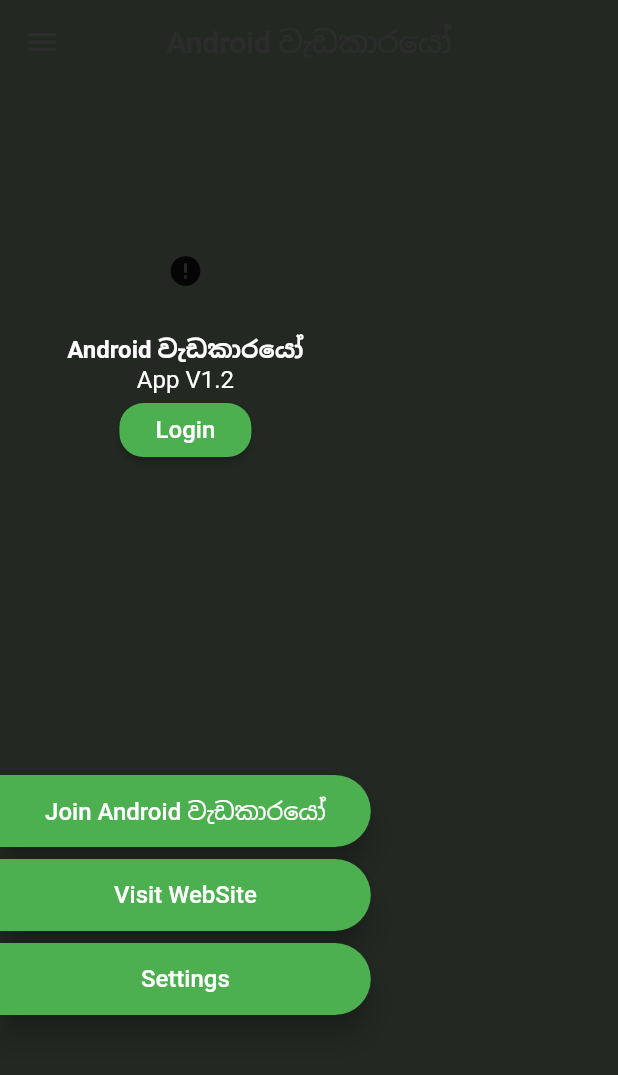
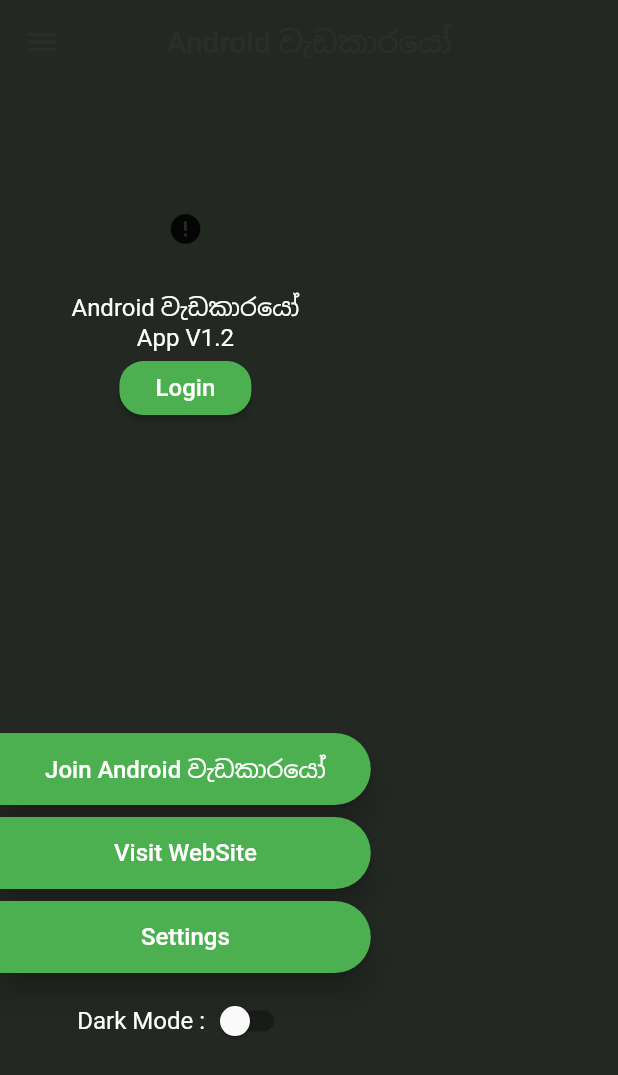
Before and after one commit to SrilalS/Android-Wedakarayo-App, a Flutter app: the screen it shows after launch, with the side drawer open, on a phone screen of 412 x 824 dp. Shown: the top 1075 px of the screen. Run offline on Flutter 3.47's test engine with Material 2 defaults, Android fonts, the phone set to English and light mode, and no system bars; drawn by our look-alikes of cached_network_image, pull_to_refresh; our stand-ins replace cloud_firestore, firebase_auth, flutter_html, get, google_sign_in, share and 1 more; accounts and stored records are empty; network calls fail.

Commit message:
UI CHANGES

```diff
--- a/lib/Pages/Article.dart
+++ b/lib/Pages/Article.dart
@@ -39,7 +39,7 @@ class _ArticleState extends State<Article> {
   @override
   Widget build(BuildContext context) {
     SystemChrome.setSystemUIOverlayStyle(SystemUiOverlayStyle(
-      statusBarColor: Colors.green,
+      statusBarColor: Theme.of(context).primaryColor,
     ));
     double h = MediaQuery.of(context).size.height;
     double w = MediaQuery.of(context).size.width;
@@ -75,7 +75,7 @@ class _ArticleState extends State<Article> {
                       children: <Widget>[
                         Text(
                           'Android  වැඩකාරයෝ',
-                          style: whiteboldtxt(24),
+                          style: TextStyle(fontSize: 24,fontWeight: FontWeight.bold, color: Colors.white),
                         ),
                       ],
                     ),
--- a/lib/Pages/Home.dart
+++ b/lib/Pages/Home.dart
@@ -13,12 +13,25 @@ import 'package:flutter/material.dart';
 import 'package:http/http.dart' as http;
 import 'package:pull_to_refresh/pull_to_refresh.dart';
 
+import 'package:get/get.dart';
+import 'package:shared_preferences/shared_preferences.dart';
+
+  void themeEngine(){
+    Get.changeTheme(ThemeData(
+      primaryColor: Colors.green,
+    ));
+  }
+
 class Home extends StatefulWidget {
+
   @override
   _HomeState createState() => _HomeState();
+
+
 }
 
 class _HomeState extends State<Home> {
+
   RefreshController refreshController =
       RefreshController(initialRefresh: false);
 
@@ -37,6 +50,8 @@ class _HomeState extends State<Home> {
   var links = [];
   int postamount = 0;
   String apikey = apiKey();
+
+
 
   //Reactions Colors and Stuff
   Color addbtn = Colors.green;
@@ -77,7 +92,7 @@ class _HomeState extends State<Home> {
     }
     postamount += 1;
     //TODO Remove the Post Limit
-    if (post < postslength && post < 32) {
+    if (post < postslength && post < 2) {
       mainStream(post + 1);
     } else {
       refreshController.loadComplete();
@@ -127,21 +142,28 @@ class _HomeState extends State<Home> {
     });
   }
 
+
+
+
   @override
   void initState() {
     super.initState();
     mainStream(1);
+    //themeEngine();
+    //Get.changeTheme(ThemeData.dark());
   }
+
+
 
   @override
   Widget build(BuildContext context) {
     double h = MediaQuery.of(context).size.height;
     double w = MediaQuery.of(context).size.width;
-
+    //themeEngine();
     return Scaffold(
       drawerScrimColor: Colors.grey[900].withOpacity(0.95),
       drawer: drawer(h, w),
-      backgroundColor: Colors.green,
+      backgroundColor: Theme.of(context).primaryColor,
       appBar: AppBar(
         elevation: 0,
         centerTitle: true,
@@ -166,6 +188,7 @@ class _HomeState extends State<Home> {
               child: ListView.builder(
                   itemCount: postamount,
                   itemBuilder: (context, index) {
+
                     return Container(
                       padding: EdgeInsets.all(8),
                       width: w * 0.9,
@@ -186,7 +209,7 @@ class _HomeState extends State<Home> {
                                       )));
                         },
                         child: Card(
-                          elevation: 8,
+                          elevation: 4,
                           shape: rounded(16.0),
                           child: Column(
                             children: <Widget>[
@@ -298,13 +321,13 @@ class _HomeState extends State<Home> {
             ),
             Text(
               uname,
-              style: whiteboldtxt(16),
+              style: whitetxtdef(16),
             ),
-            Text(uemail, style: whitetxt(16)),
+            Text(uemail, style: whitetxtdef(16)),
             RaisedButton(
                 child: Text(
                   isloggedString,
-                  style: whitetxt(16),
+                  style: whitetxtdef(16),
                 ),
                 color: logcolor,
                 shape: rounded(16.0),
@@ -331,7 +354,7 @@ class _HomeState extends State<Home> {
                 color: Colors.green,
                 child: Text(
                   'Join Android වැඩකාරයෝ',
-                  style: whitetxt(16),
+                  style: whitetxtdef(16),
                 ),
                 shape: roundedSideMenu(32.0),
                 onPressed: () {
@@ -348,7 +371,7 @@ class _HomeState extends State<Home> {
                 color: Colors.green,
                 child: Text(
                   'Visit WebSite',
-                  style: whitetxt(16),
+                  style: whitetxtdef(16),
                 ),
                 shape: roundedSideMenu(32.0),
                 onPressed: () {
@@ -365,13 +388,42 @@ class _HomeState extends State<Home> {
                 color: Colors.green,
                 child: Text(
                   'Settings',
-                  style: whitetxt(16),
+                  style: whitetxtdef(16),
                 ),
                 shape: roundedSideMenu(32.0),
                 onPressed: () {
                   Navigator.pop(context);
                 },
               ),
+            ),
+            Container(
+              margin: EdgeInsets.only(bottom: 8),
+              width: w * 0.6,
+              height: 48,
+              child: Row(
+                mainAxisAlignment: MainAxisAlignment.center,
+                children: [
+                  Text("Dark Mode :" , style: TextStyle(color: Colors.white, fontSize: 16),),
+                  Switch(
+
+                    value: dmodeval, onChanged: (val) async{
+                    if (val){
+                      Get.changeTheme(ThemeData.dark());
+                      setState(() {
+                        dmodeval =true;
+                      });
+                    } else {
+                      Get.changeTheme(ThemeData(brightness: Brightness.light, primaryColor: Colors.green));
+                      setState(() {
+                        dmodeval =false;
+                      });
+                    }
+
+                    SharedPreferences sharedPreferences = await SharedPreferences.getInstance();
+                    sharedPreferences.setBool("DMODE", val);
+                  }),
+                ],
+              )
             ),
           ],
         ),
--- /dev/null
+++ b/lib/Services/ThemeEngine.dart
@@ -0,0 +1,2 @@
+import 'package:flutter/material.dart';
+import 'package:get/get.dart';
--- a/lib/Styles.dart
+++ b/lib/Styles.dart
@@ -1,5 +1,7 @@
 
 import 'package:flutter/material.dart';
+
+bool dmodeval = false;
 
 RoundedRectangleBorder rounded(size){
   return RoundedRectangleBorder(
@@ -13,17 +15,21 @@ RoundedRectangleBorder roundedSideMenu(size){
 }
 
 TextStyle whitetxt(double size){
-  return TextStyle(fontSize: size, color: Colors.white);
+  return TextStyle(fontSize: size);
 }
 
 TextStyle whiteboldtxt(double size){
-  return TextStyle(fontSize: size,fontWeight: FontWeight.bold,  color: Colors.white,);
+  return TextStyle(fontSize: size,fontWeight: FontWeight.bold);
 }
 
 TextStyle blacktxt(double size){
-  return TextStyle(fontSize: size, color: Colors.grey[900]);
+  return TextStyle(fontSize: size);
 }
 
 TextStyle blackboldtxt(double size){
-  return TextStyle(fontSize: size, fontWeight: FontWeight.bold, color: Colors.grey[900]);
+  return TextStyle(fontSize: size, fontWeight: FontWeight.bold);
 }
+
+TextStyle whitetxtdef(double size){
+  return TextStyle(fontSize: size, color: Colors.white);
+}
--- a/lib/main.dart
+++ b/lib/main.dart
@@ -1,26 +1,29 @@
 import 'package:awapp/Pages/Home.dart';
+import 'package:awapp/Styles.dart';
 import 'package:flutter/material.dart';
-import 'package:flutter/services.dart';
+import 'package:get/get.dart';
+import 'package:shared_preferences/shared_preferences.dart';
 
-void main() => runApp(MyApp());
+void main() async {
 
-class MyApp extends StatelessWidget {
+  runApp(GetMaterialApp(
+    debugShowCheckedModeBanner: false,
+    initialRoute: '/',
+    defaultTransition: Transition.cupertinoDialog,
+    theme: ThemeData(primaryColor: Colors.green),
+    home: Home(),
+  ));
 
-  @override
-  Widget build(BuildContext context) {
+  SharedPreferences sharedPreferences = await SharedPreferences.getInstance();
+  bool dmode = sharedPreferences.getBool("DMODE") ?? false;
 
-    SystemChrome.setSystemUIOverlayStyle(SystemUiOverlayStyle(
-        systemNavigationBarColor: Colors.green,
-        statusBarBrightness: Brightness.light,
-        statusBarColor: Colors.green));
+  if (dmode) {
+    Get.changeTheme(ThemeData.dark());
+    dmodeval = true;
+  } else {
+    Get.changeTheme(
+        ThemeData(brightness: Brightness.light, primaryColor: Colors.green));
+        dmodeval = false;
+  }
 
-    return MaterialApp(
-      debugShowCheckedModeBanner: false,
-      title: 'Android වැඩකාරයෝ',
-      theme: ThemeData(
-        primarySwatch: Colors.green,
-      ),
-      home: Home(),
-    );
-  }
 }
--- a/pubspec.yaml
+++ b/pubspec.yaml
@@ -19,6 +19,7 @@ environment:
 dependencies:
   flutter:
     sdk: flutter
+  get: ^3.4.2
   cupertino_icons: ^0.1.2
   http: ^0.12.0+4
   flutter_html: ^0.11.1
@@ -28,6 +29,7 @@ dependencies:
   firebase_auth: ^0.16.0
   google_sign_in: ^4.4.1
   cloud_firestore: ^0.13.5
+  shared_preferences: ^0.5.8
 
 dev_dependencies:
   flutter_test:
```
Also changed, not shown: pubspec.lock, 10 other files.
